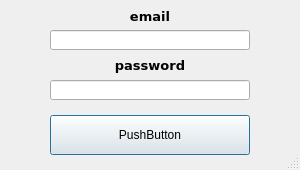
TarkvinAktus/python-standalone-vk-msg-sender-, file qtdesignerLogin.ui: the form before one commit.
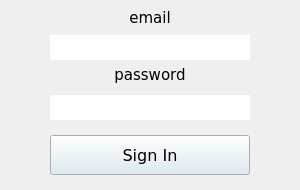
The form after the commit.

```diff
--- a/qtdesignerLogin.ui
+++ b/qtdesignerLogin.ui
@@ -7,7 +7,7 @@
     <x>0</x>
     <y>0</y>
     <width>300</width>
-    <height>170</height>
+    <height>190</height>
    </rect>
   </property>
   <property name="sizePolicy">
@@ -16,12 +16,41 @@
     <verstretch>0</verstretch>
    </sizepolicy>
   </property>
+  <property name="minimumSize">
+   <size>
+    <width>300</width>
+    <height>190</height>
+   </size>
+  </property>
+  <property name="maximumSize">
+   <size>
+    <width>300</width>
+    <height>190</height>
+   </size>
+  </property>
+  <property name="font">
+   <font>
+    <family>Verdana</family>
+    <pointsize>10</pointsize>
+    <weight>50</weight>
+    <bold>false</bold>
+   </font>
+  </property>
   <property name="windowTitle">
    <string>Sign in</string>
   </property>
-  <property name="sizeGripEnabled">
+  <property name="whatsThis">
+   <string notr="true"/>
+  </property>
+  <property name="autoFillBackground">
    <bool>true</bool>
   </property>
+  <property name="styleSheet">
+   <string notr="true"/>
+  </property>
+  <property name="sizeGripEnabled">
+   <bool>false</bool>
+  </property>
   <property name="modal">
    <bool>false</bool>
   </property>
@@ -29,34 +58,146 @@
    <property name="geometry">
     <rect>
      <x>50</x>
-     <y>115</y>
+     <y>135</y>
      <width>200</width>
      <height>40</height>
     </rect>
    </property>
+   <property name="palette">
+    <palette>
+     <active>
+      <colorrole role="Button">
+       <brush brushstyle="SolidPattern">
+        <color alpha="255">
+         <red>217</red>
+         <green>235</green>
+         <blue>240</blue>
+        </color>
+       </brush>
+      </colorrole>
+      <colorrole role="Midlight">
+       <brush brushstyle="SolidPattern">
+        <color alpha="255">
+         <red>208</red>
+         <green>227</green>
+         <blue>227</blue>
+        </color>
+       </brush>
+      </colorrole>
+     </active>
+     <inactive>
+      <colorrole role="Button">
+       <brush brushstyle="SolidPattern">
+        <color alpha="255">
+         <red>217</red>
+         <green>235</green>
+         <blue>240</blue>
+        </color>
+       </brush>
+      </colorrole>
+      <colorrole role="Midlight">
+       <brush brushstyle="SolidPattern">
+        <color alpha="255">
+         <red>208</red>
+         <green>227</green>
+         <blue>227</blue>
+        </color>
+       </brush>
+      </colorrole>
+     </inactive>
+     <disabled>
+      <colorrole role="Button">
+       <brush brushstyle="SolidPattern">
+        <color alpha="255">
+         <red>217</red>
+         <green>235</green>
+         <blue>240</blue>
+        </color>
+       </brush>
+      </colorrole>
+      <colorrole role="Midlight">
+       <brush brushstyle="SolidPattern">
+        <color alpha="255">
+         <red>208</red>
+         <green>227</green>
+         <blue>227</blue>
+        </color>
+       </brush>
+      </colorrole>
+     </disabled>
+    </palette>
+   </property>
+   <property name="font">
+    <font>
+     <family>Verdana</family>
+     <pointsize>12</pointsize>
+     <weight>50</weight>
+     <bold>false</bold>
+    </font>
+   </property>
+   <property name="mouseTracking">
+    <bool>false</bool>
+   </property>
+   <property name="contextMenuPolicy">
+    <enum>Qt::DefaultContextMenu</enum>
+   </property>
+   <property name="autoFillBackground">
+    <bool>false</bool>
+   </property>
+   <property name="styleSheet">
+    <string notr="true"/>
+   </property>
    <property name="text">
-    <string>PushButton</string>
+    <string>Sign In</string>
+   </property>
+   <property name="autoDefault">
+    <bool>false</bool>
+   </property>
+   <property name="flat">
+    <bool>false</bool>
    </property>
   </widget>
   <widget class="QLineEdit" name="lineEdit">
    <property name="geometry">
     <rect>
      <x>50</x>
-     <y>30</y>
+     <y>35</y>
      <width>200</width>
-     <height>20</height>
+     <height>25</height>
     </rect>
    </property>
+   <property name="styleSheet">
+    <string notr="true">QLineEdit{
+	border:none;
+}</string>
+   </property>
+   <property name="alignment">
+    <set>Qt::AlignCenter</set>
+   </property>
   </widget>
   <widget class="QLineEdit" name="lineEdit_2">
    <property name="geometry">
     <rect>
      <x>50</x>
-     <y>80</y>
+     <y>95</y>
      <width>200</width>
-     <height>20</height>
+     <height>25</height>
     </rect>
    </property>
+   <property name="styleSheet">
+    <string notr="true">QLineEdit{
+	border:none
+}</string>
+   </property>
+   <property name="inputMethodHints">
+    <set>Qt::ImhHiddenText|Qt::ImhNoAutoUppercase|Qt::ImhNoPredictiveText|Qt::ImhSensitiveData</set>
+   </property>
+   <property name="echoMode">
+    <enum>QLineEdit::Password</enum>
+   </property>
+   <property name="alignment">
+    <set>Qt::AlignCenter</set>
+   </property>
   </widget>
   <widget class="QLabel" name="label">
    <property name="geometry">
@@ -64,15 +205,15 @@
      <x>0</x>
      <y>10</y>
      <width>300</width>
-     <height>13</height>
+     <height>15</height>
     </rect>
    </property>
    <property name="font">
     <font>
      <family>Verdana</family>
-     <pointsize>10</pointsize>
-     <weight>75</weight>
-     <bold>true</bold>
+     <pointsize>11</pointsize>
+     <weight>50</weight>
+     <bold>false</bold>
     </font>
    </property>
    <property name="text">
@@ -86,7 +227,7 @@
    <property name="geometry">
     <rect>
      <x>0</x>
-     <y>55</y>
+     <y>65</y>
      <width>300</width>
      <height>20</height>
     </rect>
@@ -100,9 +241,9 @@
    <property name="font">
     <font>
      <family>Verdana</family>
-     <pointsize>10</pointsize>
-     <weight>75</weight>
-     <bold>true</bold>
+     <pointsize>11</pointsize>
+     <weight>50</weight>
+     <bold>false</bold>
     </font>
    </property>
    <property name="text">
```
